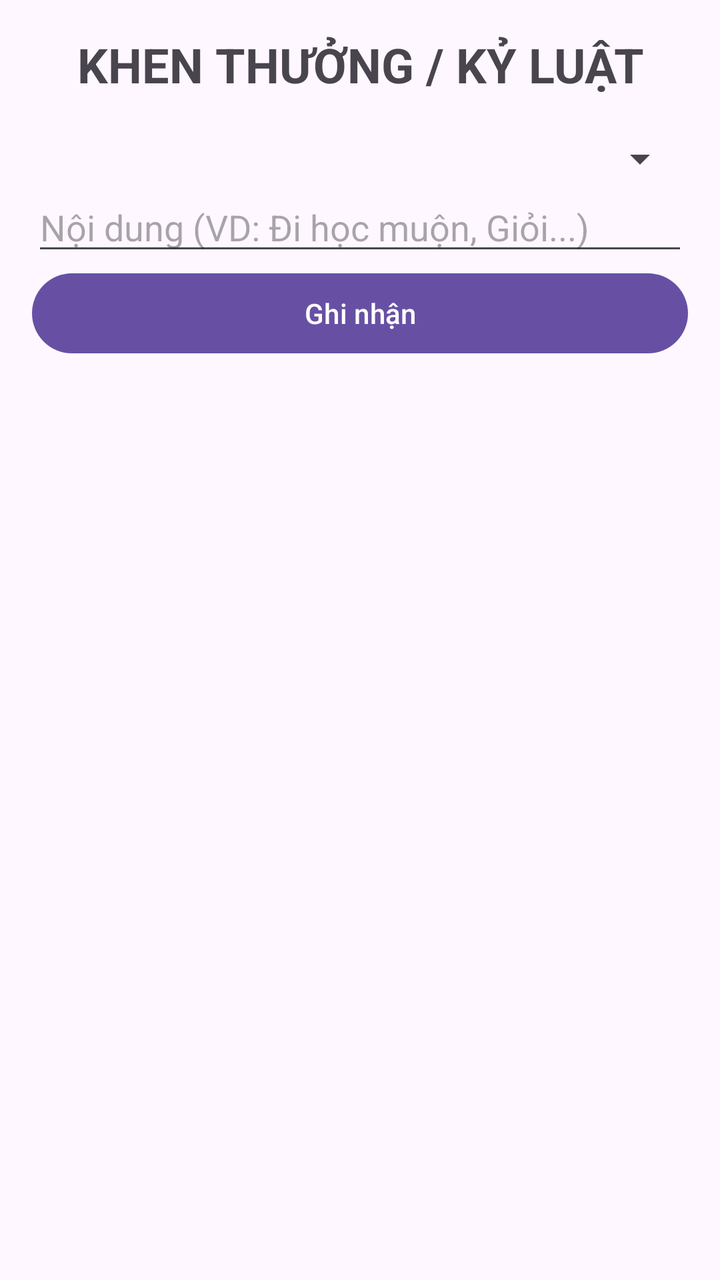
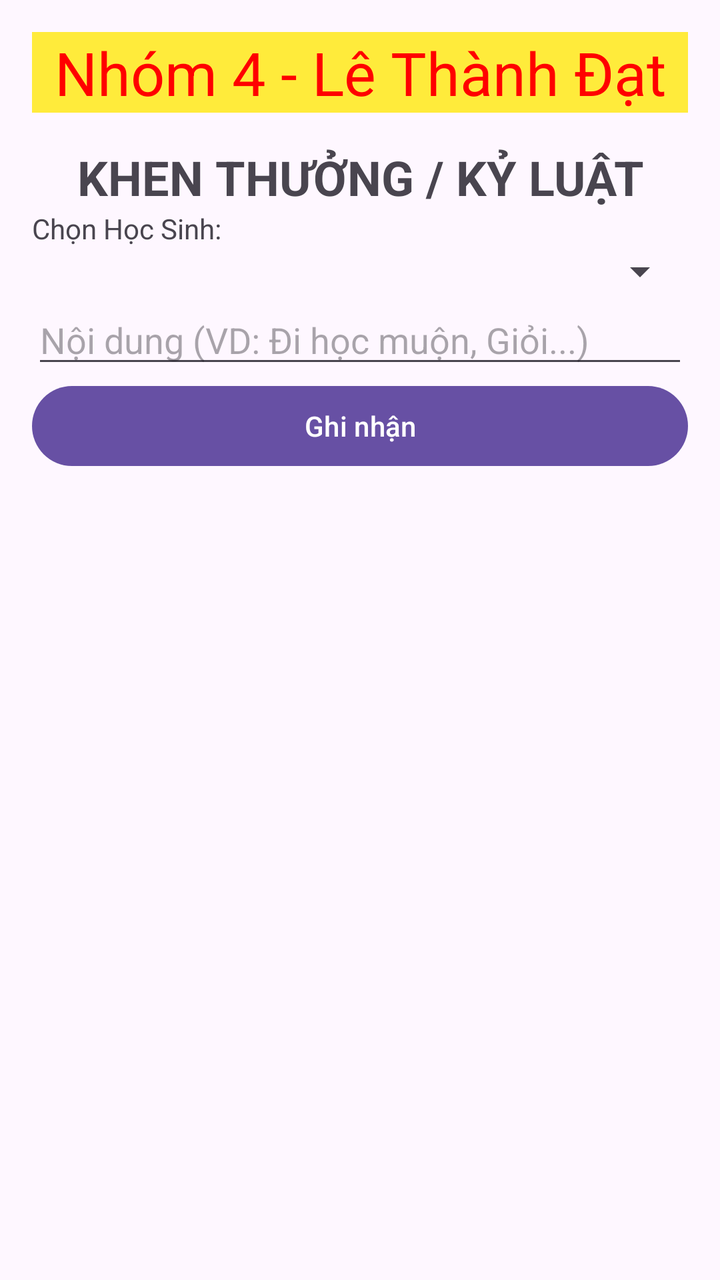

Two renders of the same Android screen: before a commit and after it. Below are the layout's source before the change and the commit's diff.
<!-- AndroidManifest.xml: application theme Theme.QuanLyTruongHoc -->
<!-- res/layout/activity_quan_ly_hanh_kiem.xml -->
<?xml version="1.0" encoding="utf-8"?>
<LinearLayout xmlns:android="http://schemas.android.com/apk/res/android"
    android:layout_width="match_parent"
    android:layout_height="match_parent"
    android:orientation="vertical"
    android:padding="16dp">

    <TextView
        android:text="KHEN THƯỞNG / KỶ LUẬT"
        android:textSize="24sp"
        android:textStyle="bold"
        android:gravity="center"
        android:layout_width="match_parent"
        android:layout_height="wrap_content"/>

    <TextView text="Chọn Học Sinh:" android:layout_width="wrap_content" android:layout_height="wrap_content"/>
    <Spinner
        android:id="@+id/spnHocSinhHK"
        android:layout_width="match_parent"
        android:layout_height="wrap_content"/>

    <EditText
        android:id="@+id/edtNoiDungHK"
        android:layout_width="match_parent"
        android:layout_height="wrap_content"
        android:hint="Nội dung (VD: Đi học muộn, Giỏi...)" />

    <Button
        android:id="@+id/btnThemHK"
        android:layout_width="match_parent"
        android:layout_height="wrap_content"
        android:text="Ghi nhận" />

    <ListView
        android:id="@+id/lvHanhKiem"
        android:layout_width="match_parent"
        android:layout_height="match_parent"
        android:layout_marginTop="10dp"/>
</LinearLayout>
<!-- resources referenced by this layout -->
<resources>
  <style name="Theme.QuanLyTruongHoc" parent="Base.Theme.QuanLyTruongHoc" />
  <style name="Base.Theme.QuanLyTruongHoc" parent="Theme.Material3.DayNight.NoActionBar">
          
          
      </style>
</resources>

<!-- the commit's change to res/layout/activity_quan_ly_hanh_kiem.xml (unified diff, before → after) -->
@@ -4,7 +4,15 @@
     android:layout_height="match_parent"
     android:orientation="vertical"
     android:padding="16dp">
-
+    <TextView
+        android:layout_width="match_parent"
+        android:layout_height="wrap_content"
+        android:text="Nhóm 4 - Lê Thành Đạt"
+        android:textColor="#FF0000"
+        android:textSize="30dp"
+        android:gravity="center"
+        android:background="#FFEB3B"
+        android:layout_marginBottom="16dp"/>
     <TextView
         android:text="KHEN THƯỞNG / KỶ LUẬT"
         android:textSize="24sp"
@@ -13,7 +21,10 @@
         android:layout_width="match_parent"
         android:layout_height="wrap_content"/>
 
-    <TextView text="Chọn Học Sinh:" android:layout_width="wrap_content" android:layout_height="wrap_content"/>
+    <TextView
+        android:text="Chọn Học Sinh:"
+        android:layout_width="wrap_content"
+        android:layout_height="wrap_content"/>
     <Spinner
         android:id="@+id/spnHocSinhHK"
         android:layout_width="match_parent"
